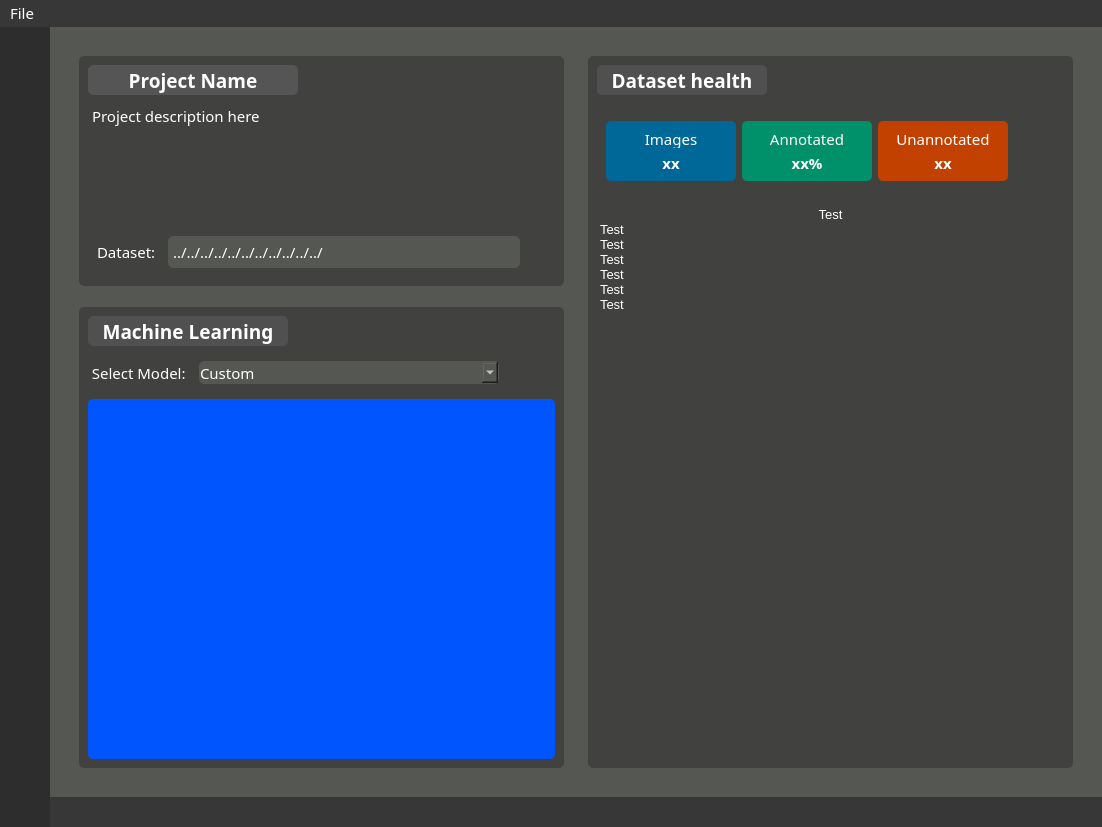
The window that yoloAnt.ui (Lachie1011/YoloAnt) describes before a commit, drawn with Qt 5.
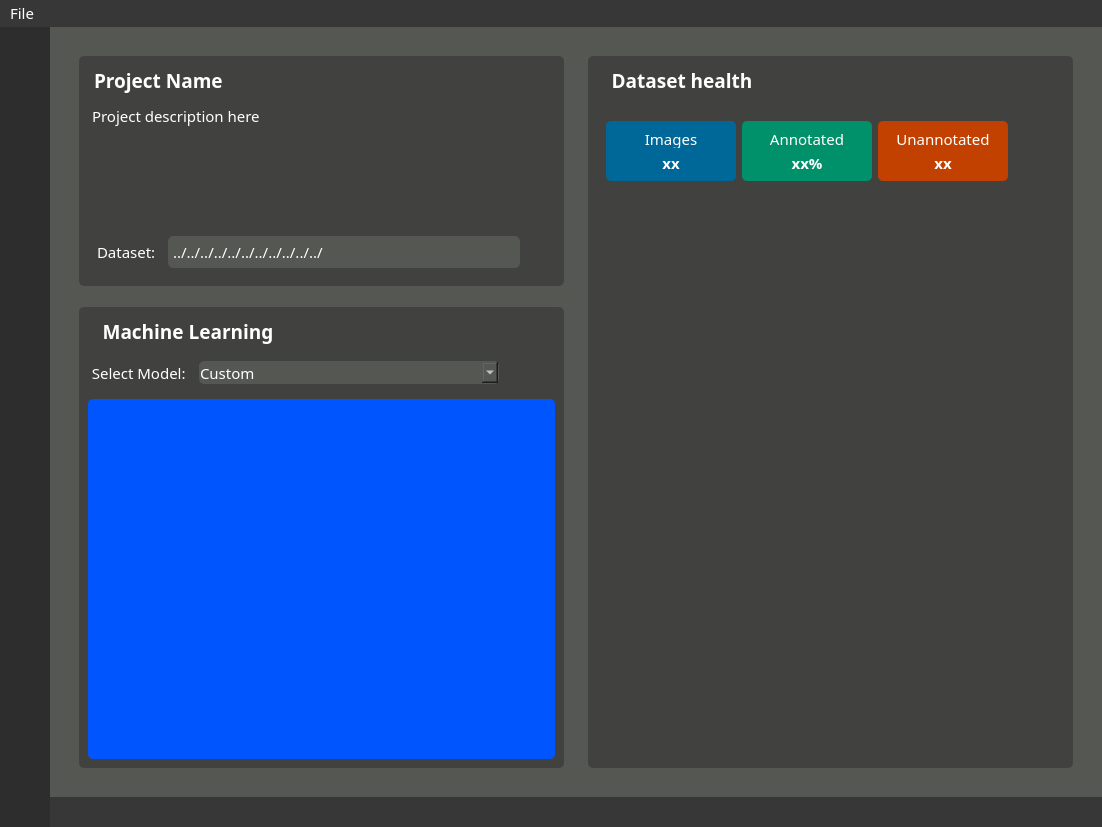
The same window after the commit. The open tabs and pages were chosen to show the change. Icons and pictures are not drawn. Custom widgets are drawn as their Qt base class.

Commit message: Regenerated ui, removed grey modular bg from headers

```diff
--- a/yoloAnt.ui
+++ b/yoloAnt.ui
@@ -7,7 +7,7 @@
     <x>0</x>
     <y>0</y>
     <width>1102</width>
-    <height>822</height>
+    <height>823</height>
    </rect>
   </property>
   <property name="windowTitle">
@@ -1153,7 +1153,7 @@
                     <enum>Qt::RightToLeft</enum>
                    </property>
                    <property name="styleSheet">
-                    <string notr="true">font: 75 12pt &quot;Gotham Rounded&quot;;</string>
+                    <string notr="true">font: 75 bold 12pt &quot;Gotham Rounded&quot;;</string>
                    </property>
                    <property name="text">
                     <string>Class Information</string>
@@ -1213,7 +1213,7 @@
                  <item>
                   <widget class="QLabel" name="label_4">
                    <property name="styleSheet">
-                    <string notr="true">font: 75 12pt &quot;Gotham Rounded&quot;;</string>
+                    <string notr="true">font: 75 bold 12pt &quot;Gotham Rounded&quot;;</string>
                    </property>
                    <property name="text">
                     <string>Image Information</string>
@@ -1361,8 +1361,10 @@
                    <property name="styleSheet">
                     <string notr="true">border : 1px solid;
 background-color: rgb(85, 85, 85);
+background-color: rgb(65, 66, 64);
 border-radius: 5px;
 border-color:  rgb(85, 85, 85);
+border-color: rgb(65, 66, 64);
 font: 75 bold 14pt &quot;Gotham Rounded&quot;;
 color: rgb(255, 255, 255);</string>
                    </property>
@@ -1373,7 +1375,7 @@
                     <enum>Qt::PlainText</enum>
                    </property>
                    <property name="alignment">
-                    <set>Qt::AlignCenter</set>
+                    <set>Qt::AlignLeading|Qt::AlignLeft|Qt::AlignVCenter</set>
                    </property>
                   </widget>
                  </item>
@@ -1602,11 +1604,14 @@
                     </font>
                    </property>
                    <property name="styleSheet">
-                    <string notr="true">background-color: rgb(80, 80, 80);
-border : 1px solid;
+                    <string notr="true">border : 1px solid;
+background-color: rgb(85, 85, 85);
+background-color: rgb(65, 66, 64);
 border-radius: 5px;
-border-color:  rgb(80, 80, 80);
-font: 75 bold 14pt &quot;Gotham Rounded&quot;;</string>
+border-color:  rgb(85, 85, 85);
+border-color: rgb(65, 66, 64);
+font: 75 bold 14pt &quot;Gotham Rounded&quot;;
+color: rgb(255, 255, 255);</string>
                    </property>
                    <property name="text">
                     <string>Machine Learning</string>
@@ -1836,11 +1841,14 @@
                     </font>
                    </property>
                    <property name="styleSheet">
-                    <string notr="true">background-color: rgb(80, 80, 80);
-border : 1px solid;
+                    <string notr="true">border : 1px solid;
+background-color: rgb(85, 85, 85);
+background-color: rgb(65, 66, 64);
 border-radius: 5px;
-border-color:  rgb(80, 80, 80);
-font: 75 bold 14pt &quot;Gotham Rounded&quot;;</string>
+border-color:  rgb(85, 85, 85);
+border-color: rgb(65, 66, 64);
+font: 75 bold 14pt &quot;Gotham Rounded&quot;;
+color: rgb(255, 255, 255);</string>
                    </property>
                    <property name="text">
                     <string>Dataset health</string>
@@ -2102,79 +2110,6 @@
                    <property name="spacing">
                     <number>1</number>
                    </property>
-                   <item>
-                    <property name="text">
-                     <string>Test</string>
-                    </property>
-                    <property name="font">
-                     <font>
-                      <pointsize>10</pointsize>
-                     </font>
-                    </property>
-                    <property name="textAlignment">
-                     <set>AlignCenter</set>
-                    </property>
-                   </item>
-                   <item>
-                    <property name="text">
-                     <string>Test</string>
-                    </property>
-                    <property name="font">
-                     <font>
-                      <pointsize>10</pointsize>
-                     </font>
-                    </property>
-                   </item>
-                   <item>
-                    <property name="text">
-                     <string>Test</string>
-                    </property>
-                    <property name="font">
-                     <font>
-                      <pointsize>10</pointsize>
-                     </font>
-                    </property>
-                   </item>
-                   <item>
-                    <property name="text">
-                     <string>Test</string>
-                    </property>
-                    <property name="font">
-                     <font>
-                      <pointsize>10</pointsize>
-                     </font>
-                    </property>
-                   </item>
-                   <item>
-                    <property name="text">
-                     <string>Test</string>
-                    </property>
-                    <property name="font">
-                     <font>
-                      <pointsize>10</pointsize>
-                     </font>
-                    </property>
-                   </item>
-                   <item>
-                    <property name="text">
-                     <string>Test</string>
-                    </property>
-                    <property name="font">
-                     <font>
-                      <pointsize>10</pointsize>
-                     </font>
-                    </property>
-                   </item>
-                   <item>
-                    <property name="text">
-                     <string>Test</string>
-                    </property>
-                    <property name="font">
-                     <font>
-                      <pointsize>10</pointsize>
-                     </font>
-                    </property>
-                   </item>
                   </widget>
                  </item>
                  <item>
```
The commit also changes 1 other file.
